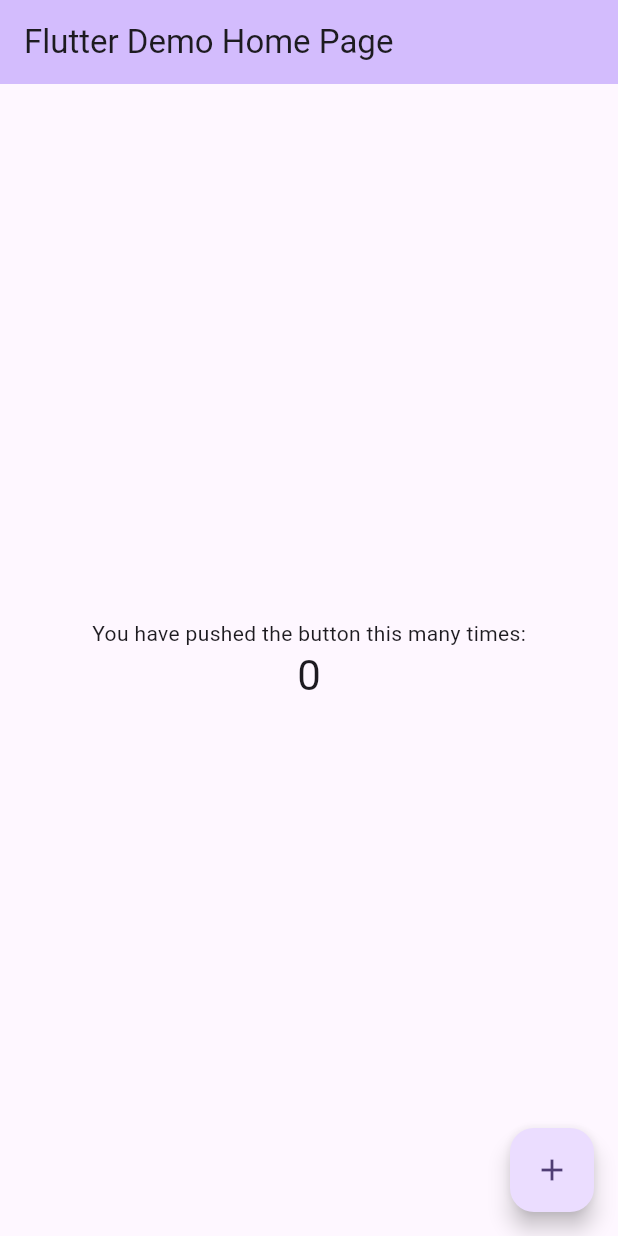
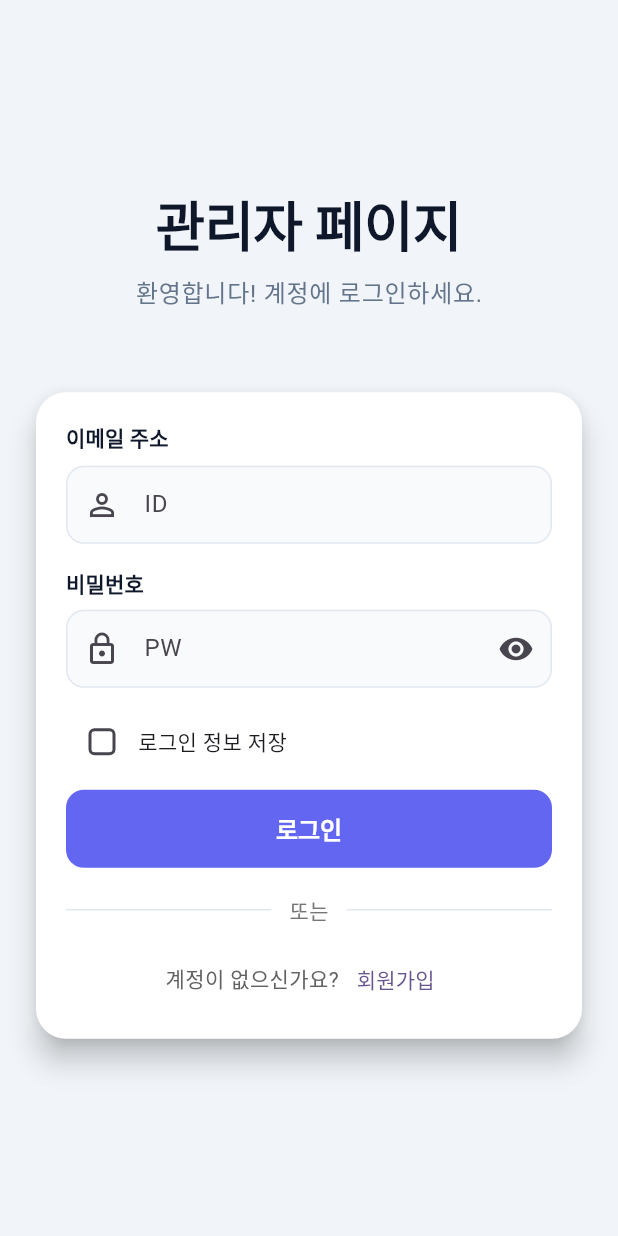
Before and after one commit to wodnjsrla85/FinalProject-Trip-Application-, a Flutter app: the screen it shows after launch, on a phone screen of 412 x 824 dp. Run offline on Flutter 3.47's test engine with Material 3 defaults, Android fonts, the light colour scheme and no system bars; our stand-ins replace cloud_firestore, firebase_core, get; accounts and stored records are empty; statements that could not run were skipped.

Commit message:
Web관리자 로그인

```diff
--- a/travel_web/lib/main.dart
+++ b/travel_web/lib/main.dart
@@ -1,6 +1,12 @@
 import 'package:flutter/material.dart';
+import 'package:get/get.dart';
+import 'package:travel_web/firebase_options.dart';
+import 'package:travel_web/veiw/loginpage.dart';
+import 'package:firebase_core/firebase_core.dart';
 
-void main() {
+void main() async {
+  WidgetsFlutterBinding.ensureInitialized();
+  await Firebase.initializeApp(options: DefaultFirebaseOptions.currentPlatform);
   runApp(const MyApp());
 }
 
@@ -10,113 +16,13 @@ class MyApp extends StatelessWidget {
   // This widget is the root of your application.
   @override
   Widget build(BuildContext context) {
-    return MaterialApp(
+    return GetMaterialApp(
       title: 'Flutter Demo',
       theme: ThemeData(
-        // This is the theme of your application.
-        //
-        // TRY THIS: Try running your application with "flutter run". You'll see
-        // the application has a purple toolbar. Then, without quitting the app,
-        // try changing the seedColor in the colorScheme below to Colors.green
-        // and then invoke "hot reload" (save your changes or press the "hot
-        // reload" button in a Flutter-supported IDE, or press "r" if you used
-        // the command line to start the app).
-        //
-        // Notice that the counter didn't reset back to zero; the application
-        // state is not lost during the reload. To reset the state, use hot
-        // restart instead.
-        //
-        // This works for code too, not just values: Most code changes can be
-        // tested with just a hot reload.
+
         colorScheme: ColorScheme.fromSeed(seedColor: Colors.deepPurple),
       ),
-      home: const MyHomePage(title: 'Flutter Demo Home Page'),
+      home:  LoginPage(),
     );
   }
 }
-
-class MyHomePage extends StatefulWidget {
-  const MyHomePage({super.key, required this.title});
-
-  // This widget is the home page of your application. It is stateful, meaning
-  // that it has a State object (defined below) that contains fields that affect
-  // how it looks.
-
-  // This class is the configuration for the state. It holds the values (in this
-  // case the title) provided by the parent (in this case the App widget) and
-  // used by the build method of the State. Fields in a Widget subclass are
-  // always marked "final".
-
-  final String title;
-
-  @override
-  State<MyHomePage> createState() => _MyHomePageState();
-}
-
-class _MyHomePageState extends State<MyHomePage> {
-  int _counter = 0;
-
-  void _incrementCounter() {
-    setState(() {
-      // This call to setState tells the Flutter framework that something has
-      // changed in this State, which causes it to rerun the build method below
-      // so that the display can reflect the updated values. If we changed
-      // _counter without calling setState(), then the build method would not be
-      // called again, and so nothing would appear to happen.
-      _counter++;
-    });
-  }
-
-  @override
-  Widget build(BuildContext context) {
-    // This method is rerun every time setState is called, for instance as done
-    // by the _incrementCounter method above.
-    //
-    // The Flutter framework has been optimized to make rerunning build methods
-    // fast, so that you can just rebuild anything that needs updating rather
-    // than having to individually change instances of widgets.
-    return Scaffold(
-      appBar: AppBar(
-        // TRY THIS: Try changing the color here to a specific color (to
-        // Colors.amber, perhaps?) and trigger a hot reload to see the AppBar
-        // change color while the other colors stay the same.
-        backgroundColor: Theme.of(context).colorScheme.inversePrimary,
-        // Here we take the value from the MyHomePage object that was created by
-        // the App.build method, and use it to set our appbar title.
-        title: Text(widget.title),
-      ),
-      body: Center(
-        // Center is a layout widget. It takes a single child and positions it
-        // in the middle of the parent.
-        child: Column(
-          // Column is also a layout widget. It takes a list of children and
-          // arranges them vertically. By default, it sizes itself to fit its
-          // children horizontally, and tries to be as tall as its parent.
-          //
-          // Column has various properties to control how it sizes itself and
-          // how it positions its children. Here we use mainAxisAlignment to
-          // center the children vertically; the main axis here is the vertical
-          // axis because Columns are vertical (the cross axis would be
-          // horizontal).
-          //
-          // TRY THIS: Invoke "debug painting" (choose the "Toggle Debug Paint"
-          // action in the IDE, or press "p" in the console), to see the
-          // wireframe for each widget.
-          mainAxisAlignment: MainAxisAlignment.center,
-          children: <Widget>[
-            const Text('You have pushed the button this many times:'),
-            Text(
-              '$_counter',
-              style: Theme.of(context).textTheme.headlineMedium,
-            ),
-          ],
-        ),
-      ),
-      floatingActionButton: FloatingActionButton(
-        onPressed: _incrementCounter,
-        tooltip: 'Increment',
-        child: const Icon(Icons.add),
-      ), // This trailing comma makes auto-formatting nicer for build methods.
-    );
-  }
-}
--- /dev/null
+++ b/travel_web/lib/veiw/loginpage.dart
@@ -0,0 +1,257 @@
+import 'package:flutter/material.dart';
+import 'package:get/get.dart';
+import 'package:cloud_firestore/cloud_firestore.dart';
+import 'package:travel_web/veiw/firest_page.dart';
+import 'package:travel_web/veiw/register.dart';
+
+final db = FirebaseFirestore.instance;
+
+class LoginPage extends StatefulWidget {
+   const LoginPage({super.key});
+
+  @override
+  State<LoginPage> createState() => _LoginPageState();
+}
+
+class _LoginPageState extends State<LoginPage> {
+  final _formKey = GlobalKey<FormState>();
+  final _id = TextEditingController();
+  final _pw = TextEditingController();
+  bool _obscure = true;
+  bool _rememberMe = false; // UI용
+
+  @override
+  void dispose() {
+    _id.dispose();
+    _pw.dispose();
+    super.dispose();
+  }
+
+  @override
+  Widget build(BuildContext context) {
+    final theme = Theme.of(context);
+
+    return Scaffold(
+      backgroundColor: Color.fromARGB(255, 241, 245, 249), // 밝은 그레이 배경
+      body: Center(
+        child: SingleChildScrollView(
+          padding: EdgeInsets.symmetric(horizontal: 20, vertical: 24),
+          child: ConstrainedBox(
+            constraints: BoxConstraints(maxWidth: 520),
+            child: Column(
+              crossAxisAlignment: CrossAxisAlignment.center,
+              children: [
+                // 헤더
+                Text(
+                  '관리자 페이지',
+                  style: theme.textTheme.displaySmall?.copyWith(
+                    fontWeight: FontWeight.w800,
+                    color: Color(0xFF0F172A),
+                    letterSpacing: -0.5,
+                  ),
+                ),
+                SizedBox(height: 8),
+                Text(
+                  '환영합니다! 계정에 로그인하세요.',
+                  style: theme.textTheme.bodyLarge?.copyWith(
+                    color: Color(0xFF64748B),
+                  ),
+                ),
+                SizedBox(height: 50),
+                // 카드
+                Card(
+                  elevation: 8,
+                  color: Colors.white,
+                  shape: RoundedRectangleBorder(
+                    borderRadius: BorderRadius.circular(20),
+                  ),
+                  child: Padding(
+                    padding: EdgeInsets.fromLTRB(20, 20, 20, 16),
+                    child: Form(
+                      key: _formKey,
+                      child: Column(
+                        mainAxisSize: MainAxisSize.min,
+                        children: [
+                          // 이메일
+                          Align(
+                            alignment: Alignment.centerLeft,
+                            child: Text('이메일 주소',
+                                style: theme.textTheme.labelLarge?.copyWith(
+                                  color: Color(0xFF0F172A),
+                                  fontWeight: FontWeight.w600,
+                                )),
+                          ),
+                          SizedBox(height: 8),
+                          TextFormField(
+                            controller: _id,
+                            decoration: InputDecoration(
+                              hintText: 'ID',
+                              prefixIcon: Icon(Icons.person_outline),
+                              filled: true,
+                              fillColor: Color(0xFFF8FAFC),
+                              border: OutlineInputBorder(
+                                borderRadius: BorderRadius.circular(12),
+                                borderSide: BorderSide(color: Color(0xFFE2E8F0)),
+                              ),
+                              enabledBorder: OutlineInputBorder(
+                                borderRadius: BorderRadius.circular(12),
+                                borderSide: BorderSide(color: Color(0xFFE2E8F0)),
+                              ),
+                              focusedBorder: OutlineInputBorder(
+                                borderRadius: BorderRadius.circular(12),
+                                borderSide: BorderSide(color: Color(0xFF6366F1), width: 1.5),
+                              ),
+                              contentPadding: EdgeInsets.symmetric(horizontal: 14, vertical: 14),
+                            ),
+                            keyboardType: TextInputType.emailAddress,
+                            textInputAction: TextInputAction.next,
+                            validator: (v) => (v == null || v.trim().isEmpty) ? '이메일을 입력하세요.' : null,
+                          ),
+                          SizedBox(height: 16),
+
+                          // 비밀번호
+                          Align(
+                            alignment: Alignment.centerLeft,
+                            child: Text('비밀번호',
+                                style: theme.textTheme.labelLarge?.copyWith(
+                                  color: Color(0xFF0F172A),
+                                  fontWeight: FontWeight.w600,
+                                )),
+                          ),
+                          SizedBox(height: 8),
+                          TextFormField(
+                            controller: _pw,
+                            obscureText: _obscure,
+                            decoration: InputDecoration(
+                              hintText: 'PW',
+                              prefixIcon: Icon(Icons.lock_outline),
+                              suffixIcon: IconButton(
+                                icon: Icon(_obscure ? Icons.visibility : Icons.visibility_off),
+                                onPressed: () => setState(() => _obscure = !_obscure),
+                              ),
+                              filled: true,
+                              fillColor: Color(0xFFF8FAFC),
+                              border: OutlineInputBorder(
+                                borderRadius: BorderRadius.circular(12),
+                                borderSide: BorderSide(color: Color(0xFFE2E8F0)),
+                              ),
+                              enabledBorder: OutlineInputBorder(
+                                borderRadius: BorderRadius.circular(12),
+                                borderSide: BorderSide(color: Color(0xFFE2E8F0)),
+                              ),
+                              focusedBorder: OutlineInputBorder(
+                                borderRadius: BorderRadius.circular(12),
+                                borderSide: BorderSide(color: Color(0xFF6366F1), width: 1.5),
+                              ),
+                              contentPadding: EdgeInsets.symmetric(horizontal: 14, vertical: 14),
+                            ),
+                            validator: (v) => (v == null || v.isEmpty) ? '비밀번호를 입력하세요.' : null,
+                          ),
+
+                          SizedBox(height: 12),
+
+                          // 옵션 행
+                          Row(
+                            children: [
+                              Checkbox(
+                                value: _rememberMe,
+                                onChanged: (v) => setState(() => _rememberMe = v ?? false),
+                                shape: RoundedRectangleBorder(borderRadius: BorderRadius.circular(4)),
+                              ),
+                              Text('로그인 정보 저장'),
+                              Spacer(),
+                            ],
+                          ),
+                          SizedBox(height: 8),
+
+                          // 로그인 버튼 (보라)
+                          SizedBox(
+                            width: double.infinity,
+                            height: 52,
+                            child: FilledButton(
+                              style: FilledButton.styleFrom(
+                                backgroundColor: Color(0xFF6366F1),
+                                foregroundColor: Colors.white,
+                                shape: RoundedRectangleBorder(borderRadius: BorderRadius.circular(12)),
+                                textStyle: TextStyle(fontSize: 16, fontWeight: FontWeight.bold),
+                                elevation: 0,
+                              ),
+                              onPressed: login,
+                              child: Text('로그인'),
+                            ),
+                          ),
+
+                          SizedBox(height: 18),
+
+                          // 구분선 “또는”
+                          Row(
+                            children: [
+                              Expanded(child: Divider(color: Color(0xFFE2E8F0))),
+                              Padding(
+                                padding: EdgeInsets.symmetric(horizontal: 12),
+                                child: Text('또는', style: TextStyle(color: Colors.grey.shade600)),
+                              ),
+                              Expanded(child: Divider(color: Color(0xFFE2E8F0))),
+                            ],
+                          ),
+
+                          SizedBox(height: 12),
+
+                          // 회원가입 링크
+                          Row(
+                            mainAxisAlignment: MainAxisAlignment.center,
+                            children: [
+                              Text('계정이 없으신가요?', style: TextStyle(color: Colors.grey.shade700)),
+                              TextButton(
+                                onPressed: () => Get.to(() => RegisterPage()),
+                                child: Text('회원가입'),
+                              ),
+                            ],
+                          ),
+                        ],
+                      ),
+                    ),
+                  ),
+                ),
+              ],
+            ),
+          ),
+        ),
+      ),
+    );
+  }
+
+  // === 기존 로그인 로직 그대로 유지 ===
+  Future<void> login() async {
+    final isValid = _formKey.currentState?.validate() ?? false;
+    if (!isValid) return;
+
+    try {
+      final id = _id.text.trim();
+      final pw = _pw.text.trim();
+
+      final doc = await db.collection('managers').doc(id).get();
+
+      if (!doc.exists) {
+        Get.snackbar('아이디 오류', '존재하지 않는 아이디입니다.');
+        return;
+      }
+
+      final data = doc.data();
+      final savedPw = data?['password'] as String?;
+      if (savedPw == null) {
+        Get.snackbar('데이터 오류', '비밀번호 정보가 없습니다.');
+        return;
+      }
+
+      if (savedPw != pw) {
+        Get.snackbar('비밀번호 오류', '비밀번호를 확인하세요.');
+        return;
+      }
+
+      Get.to(() => FirestPage(), arguments: {'managerEmail': id});
+    } catch (e) {
+      Get.snackbar('오류 발생', e.toString());
+    }
+  }
+}
--- a/travel_web/pubspec.yaml
+++ b/travel_web/pubspec.yaml
@@ -19,7 +19,7 @@ publish_to: 'none' # Remove this line if you wish to publish to pub.dev
 version: 1.0.0+1
 
 environment:
-  sdk: ^3.7.2
+  sdk: ^3.7.0
 
 # Dependencies specify other packages that your package needs in order to work.
 # To automatically upgrade your package dependencies to the latest versions
@@ -48,6 +48,8 @@ dependencies:
   firebase_storage: ^12.3.4
   image_picker: ^1.1.2
   video_player: ^2.8.6
+
+  get: ^4.7.2
 
 
 dev_dependencies:
```
Also changed, not shown: travel_web/lib/model/user.dart (added, +21 -0 lines), travel_web/lib/veiw/firest_page.dart (added, +10 -0 lines), travel_web/lib/veiw/register.dart (added, +343 -0 lines), travel_web/lib/vm/logincontroller.dart (added), travel_web/pubspec.lock.
